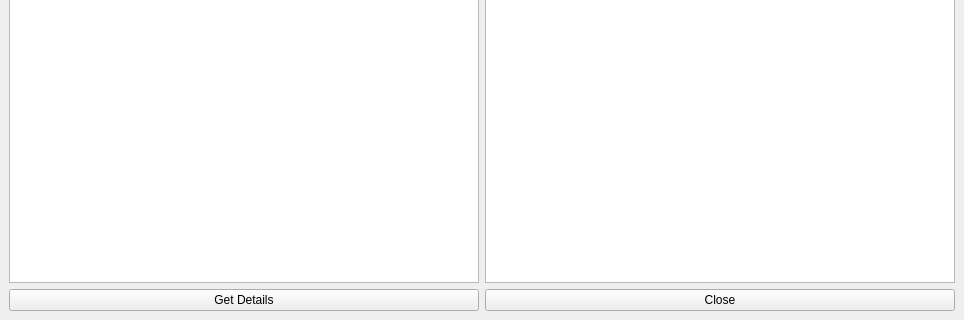
The window that member_details.ui (severus-tux/gdm_database_management) describes before a commit, drawn with Qt 5; both pictures show x 0 to 964 and y 278 to 598 of the 964 by 598 pixel window.
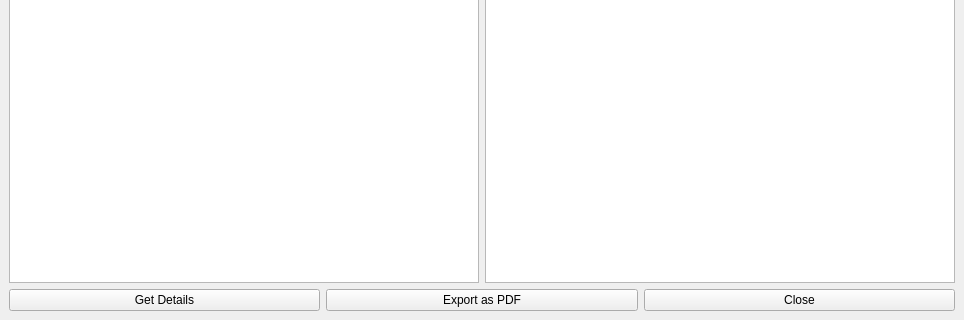
The same window after the commit.

Diff of the .ui file:
```diff
--- a/member_details.ui
+++ b/member_details.ui
@@ -223,6 +223,13 @@
         </property>
        </widget>
       </item>
+      <item>
+       <widget class="QPushButton" name="pushButton_3">
+        <property name="text">
+         <string>Export as PDF</string>
+        </property>
+       </widget>
+      </item>
       <item>
        <widget class="QPushButton" name="pushButton_2">
         <property name="text">
```
